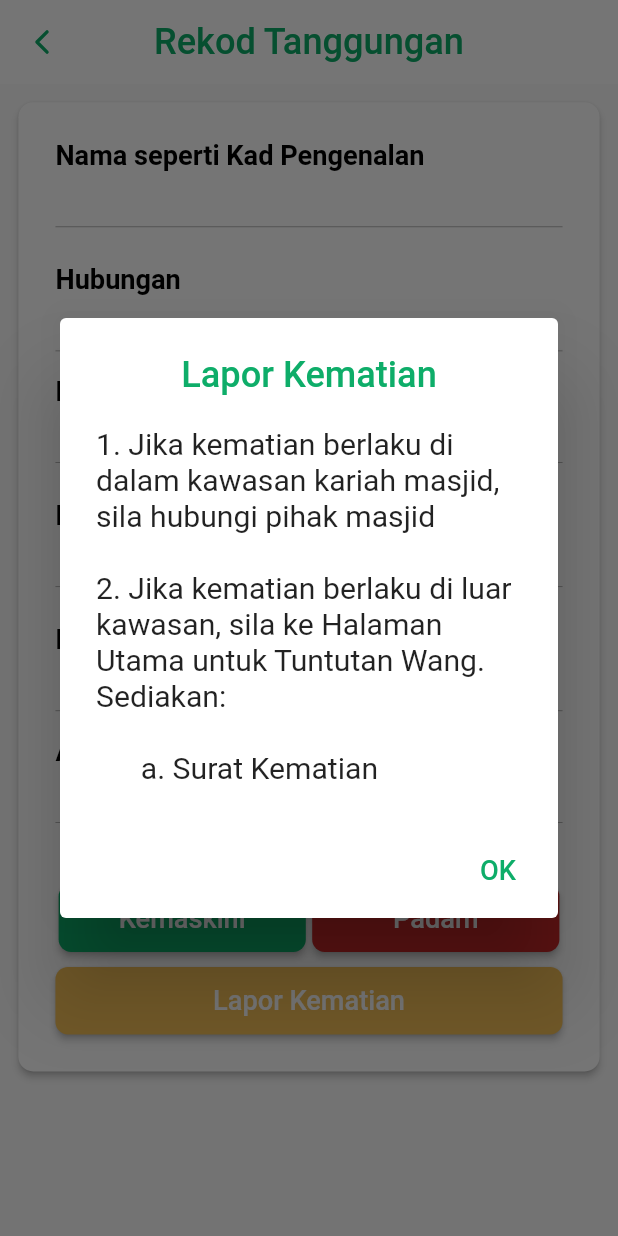
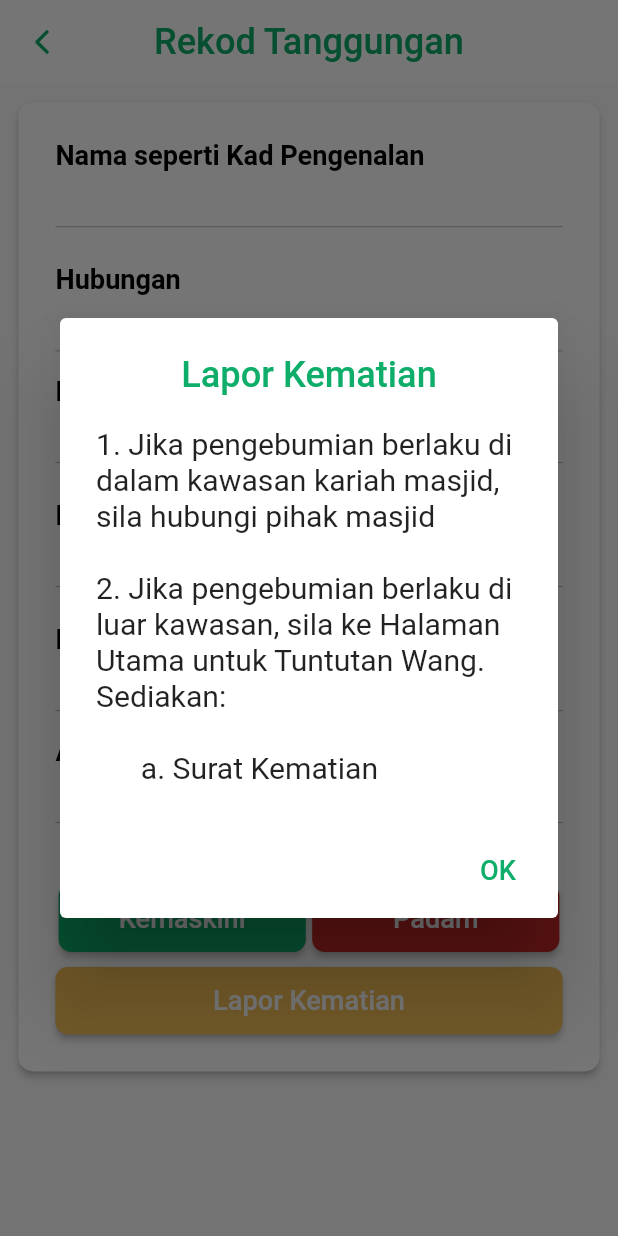
Before and after one commit to Addin15/my_khairat, a Flutter app: the ViewDependent screen opened directly with empty values, after a tap on "Lapor Kematian", on a phone screen of 412 x 824 dp. Run offline on Flutter 3.47's test engine with Material 2 defaults, Android fonts, the phone set to English and light mode, and no system bars; our stand-ins replace carousel_slider, flutter_secure_storage, flutter_spinkit, google_fonts, hive, hive_flutter and 4 more; missing offline and left inert: dart:ffi; accounts and stored records are empty; network calls fail; Roboto replaces fonts that are missing (Ubuntu).

Commit message:
Update view_dependent.dart

```diff
--- a/lib/pages/dependent/view_dependent.dart
+++ b/lib/pages/dependent/view_dependent.dart
@@ -331,7 +331,7 @@ class _ViewDependentState extends State<ViewDependent> {
                                                 color: Color(0xFF0EAD69)),
                                           ),
                                           content: Text(
-                                              '1. Jika kematian berlaku di dalam kawasan kariah masjid, sila hubungi pihak masjid \n\n2. Jika kematian berlaku di luar kawasan, sila ke Halaman Utama untuk Tuntutan Wang. Sediakan: \n\n\t\t\t\t\t\ta. Surat Kematian'),
+                                              '1. Jika pengebumian berlaku di dalam kawasan kariah masjid, sila hubungi pihak masjid \n\n2. Jika pengebumian berlaku di luar kawasan, sila ke Halaman Utama untuk Tuntutan Wang. Sediakan: \n\n\t\t\t\t\t\ta. Surat Kematian'),
                                           actions: [
                                             TextButton(
                                                 onPressed: () =>
```
